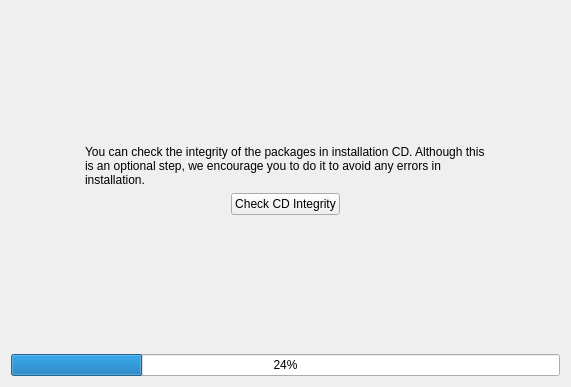
Above: yali4/gui/Ui/checkcdwidget.ui from dadas45li/yali before the change. Below: the same form after it.
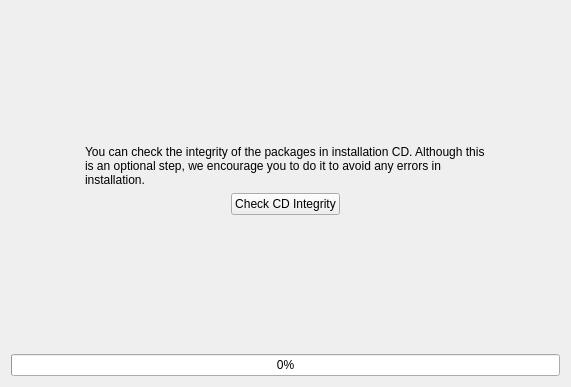
That is the form after the change. Icons and pictures are not drawn.

Commit message: * Pending Actions logs moved to debug screen * GoodBye screen ported completely * YaliSteps is running now without qt4 * GoodBye widget recreated with designer

```diff
--- a/yali4/gui/Ui/checkcdwidget.ui
+++ b/yali4/gui/Ui/checkcdwidget.ui
@@ -178,7 +178,7 @@
    <item row="3" column="0" colspan="3" >
     <widget class="QProgressBar" name="progressBar" >
      <property name="value" >
-      <number>24</number>
+      <number>0</number>
      </property>
     </widget>
    </item>
```
The commit also changes 6 other files.
